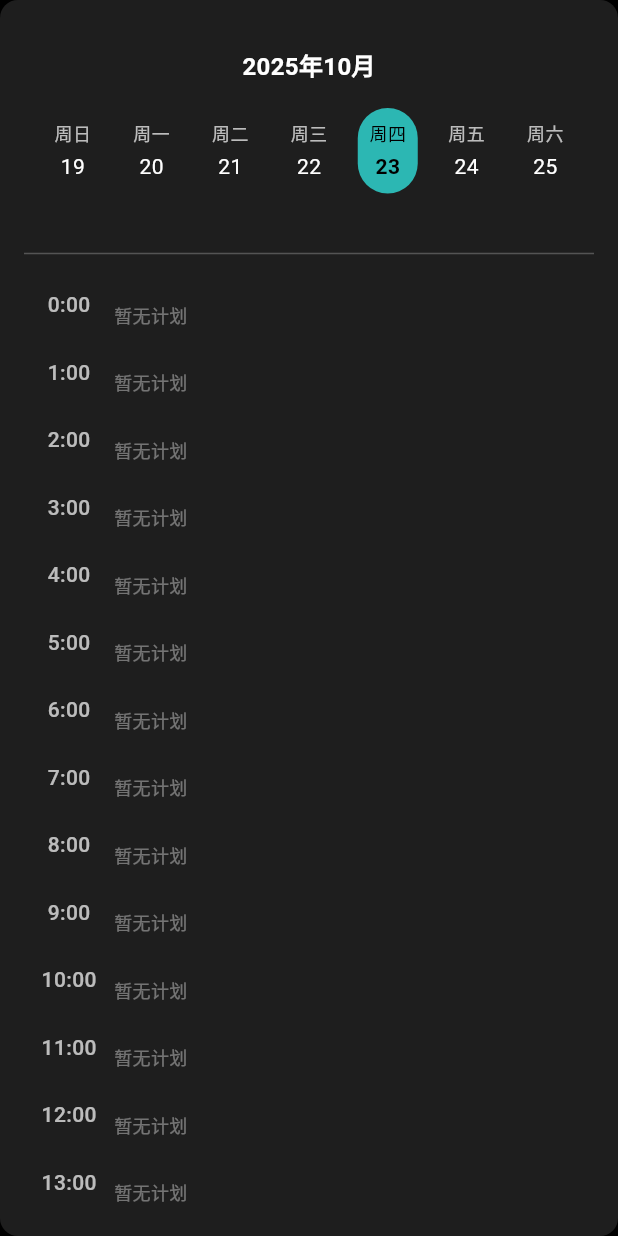
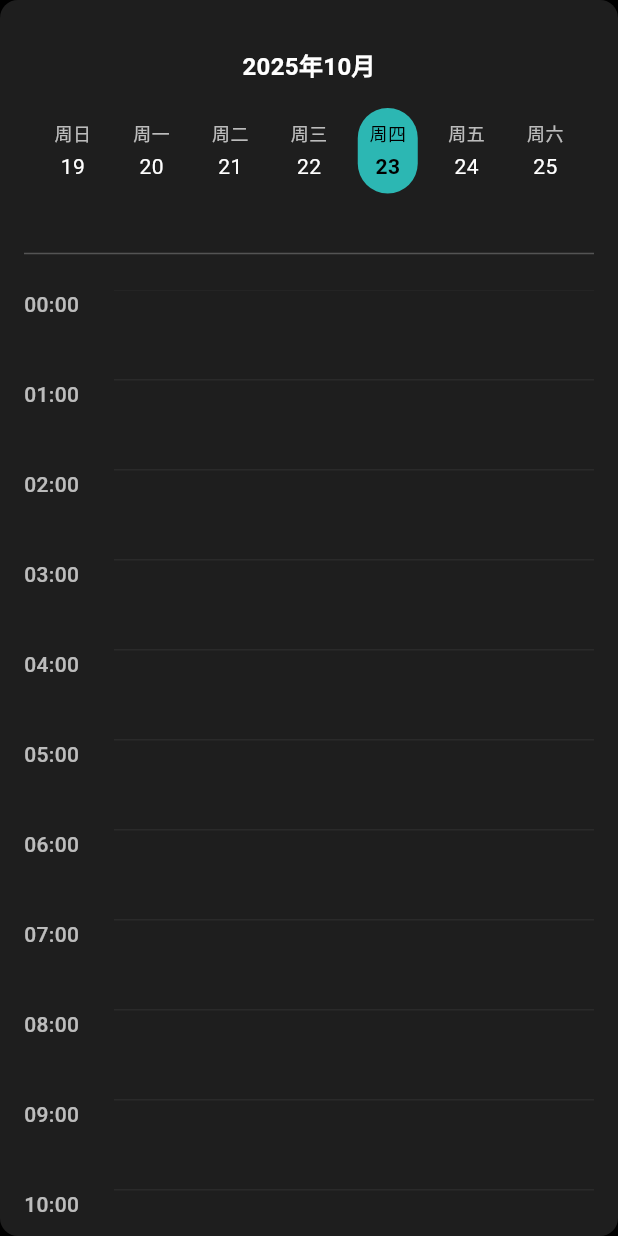
Before and after one commit to CzNd0729/nullworking, a Flutter app: the DayView widget shown alone on an empty page, opened directly with empty values, on a phone screen of 412 x 824 dp. Run offline on Flutter 3.47's test engine with Material 3 defaults, Android fonts, the phone set to English and light mode, and no system bars; our stand-ins replace shared_preferences; accounts and stored records are empty; network calls fail.

Commit message:
重构日志视图，优化时间段网格和日志重叠检测逻辑

```diff
--- a/frontend/lib/pages/log/views/day_view.dart
+++ b/frontend/lib/pages/log/views/day_view.dart
@@ -35,62 +35,135 @@ class _DayViewState extends State<DayView> {
     }).toList();
   }
 
-  // 获取特定时间段的日志
-  List<Log> _getLogsForHour(int hour) {
-    final logsForDate = _getLogsForDate();
-    return logsForDate.where((log) {
-      final startHour = int.tryParse(log.startTime.split(':')[0]) ?? 0;
-      return startHour == hour;
-    }).toList();
+  // 计算日志时间位置
+  double _calculateLogPosition(String time) {
+    final parts = time.split(':');
+    final hour = int.parse(parts[0]);
+    final minute = int.parse(parts[1]);
+    return hour + (minute / 60);
   }
 
-  // 构建时间段卡片
-  Widget _buildTimeSlotCard(int hour) {
-    final logs = _getLogsForHour(hour);
-    final hasLogs = logs.isNotEmpty;
+  // 计算日志高度
+  double _calculateLogHeight(String startTime, String endTime) {
+    final start = _calculateLogPosition(startTime);
+    final end = _calculateLogPosition(endTime);
+    return (end - start) * 60; // 每小时60逻辑像素
+  }
 
+  // 检查两个日志是否时间重叠
+  bool _isOverlapping(Log a, Log b) {
+    final aStart = _calculateLogPosition(a.startTime);
+    final aEnd = _calculateLogPosition(a.endTime);
+    final bStart = _calculateLogPosition(b.startTime);
+    final bEnd = _calculateLogPosition(b.endTime);
+    return aStart < bEnd && bStart < aEnd;
+  }
+
+  // 计算日志应该在第几列
+  int _calculateColumn(
+    Log log,
+    List<Log> allLogs,
+    Map<String, int> columnAssignments,
+  ) {
+    if (columnAssignments.containsKey(log.logId)) {
+      return columnAssignments[log.logId]!;
+    }
+
+    Set<int> usedColumns = {};
+    for (var other in allLogs) {
+      if (other.logId != log.logId &&
+          columnAssignments.containsKey(other.logId) &&
+          _isOverlapping(log, other)) {
+        usedColumns.add(columnAssignments[other.logId]!);
+      }
+    }
+
+    int column = 0;
+    while (usedColumns.contains(column)) {
+      column++;
+    }
+
+    columnAssignments[log.logId] = column;
+    return column;
+  }
+
+  // 获取重叠日志组的最大列数
+  int _getMaxColumns(List<Log> logs) {
+    Map<String, int> columnAssignments = {};
+    for (var log in logs) {
+      _calculateColumn(log, logs, columnAssignments);
+    }
+    return columnAssignments.values.fold(
+          0,
+          (max, col) => col > max ? col : max,
+        ) +
+        1;
+  }
+
+  // 构建时间段网格
+  Widget _buildTimeGrid(List<Log> logs) {
+    Map<String, int> columnAssignments = {};
+    final maxColumns = _getMaxColumns(logs);
+    final availableWidth =
+        MediaQuery.of(context).size.width -
+        108; // 60 for timeline + 32 for padding + 16 for margins
+    final columnWidth = availableWidth / maxColumns;
+
+    return Stack(
+      children: [
+        // 时间轴
+        Column(
+          children: List.generate(24, (hour) {
             return Container(
-      margin: const EdgeInsets.only(bottom: 12),
+              height: 60,
+              margin: const EdgeInsets.only(bottom: 0),
               child: Row(
                 crossAxisAlignment: CrossAxisAlignment.start,
                 children: [
-          // 时间线和点
+                  // 时间标签
                   SizedBox(
                     width: 60,
-            child: Column(
-              children: [
-                Text(
-                  '$hour:00',
+                    child: Text(
+                      '${hour.toString().padLeft(2, '0')}:00',
                       style: const TextStyle(
                         color: Colors.white70,
                         fontSize: 14,
                         fontWeight: FontWeight.w500,
                       ),
                     ),
-              ],
                   ),
-          ),
+                  // 时间网格线
                   Expanded(
                     child: Container(
                       decoration: BoxDecoration(
-                color: hasLogs ? const Color(0xFF2C2C2C) : Colors.transparent,
-                borderRadius: BorderRadius.circular(8),
+                        border: Border(
+                          top: BorderSide(
+                            color: Colors.white.withOpacity(0.1),
+                            width: 0.5,
                           ),
-              child: hasLogs
-                  ? Column(
-                      children: logs.map((log) => _buildLogItem(log)).toList(),
-                    )
-                  : Container(
-                      padding: const EdgeInsets.symmetric(vertical: 8),
-                      child: const Text(
-                        '暂无计划',
-                        style: TextStyle(color: Colors.white38, fontSize: 12),
                         ),
                       ),
                     ),
                   ),
                 ],
               ),
+            );
+          }),
+        ),
+        // 日志卡片
+        ...logs.map((log) {
+          final startPosition = _calculateLogPosition(log.startTime) * 60;
+          final height = _calculateLogHeight(log.startTime, log.endTime);
+          final column = _calculateColumn(log, logs, columnAssignments);
+
+          return Positioned(
+            top: startPosition,
+            left: 60 + (column * columnWidth), // 时间轴宽度 + 列偏移
+            width: columnWidth - 8, // 减去边距
+            child: SizedBox(height: height, child: _buildLogItem(log)),
+          );
+        }).toList(),
+      ],
     );
   }
 
@@ -111,11 +184,12 @@ class _DayViewState extends State<DayView> {
     }
 
     return Container(
-      padding: const EdgeInsets.all(12),
+      margin: const EdgeInsets.symmetric(horizontal: 4, vertical: 2),
+      padding: const EdgeInsets.all(6),
       decoration: BoxDecoration(
-        border: Border(
-          bottom: BorderSide(color: Colors.white.withOpacity(0.1), width: 0.5),
-        ),
+        color: const Color(0xFF2C2C2C),
+        borderRadius: BorderRadius.circular(6),
+        border: Border.all(color: statusColor.withOpacity(0.3), width: 1),
       ),
       child: Column(
         crossAxisAlignment: CrossAxisAlignment.start,
@@ -123,36 +197,42 @@ class _DayViewState extends State<DayView> {
           Row(
             children: [
               Container(
-                width: 8,
-                height: 8,
+                width: 6,
+                height: 6,
                 decoration: BoxDecoration(
                   color: statusColor,
                   shape: BoxShape.circle,
                 ),
               ),
-              const SizedBox(width: 8),
-              Text(
+              const SizedBox(width: 6),
+              Expanded(
+                child: Text(
                   timeRange,
-                style: const TextStyle(color: Colors.white70, fontSize: 12),
+                  style: TextStyle(color: statusColor, fontSize: 11),
+                  overflow: TextOverflow.ellipsis,
+                ),
               ),
             ],
           ),
-          const SizedBox(height: 8),
+          const SizedBox(height: 6),
           Text(
             log.logTitle,
             style: const TextStyle(
               color: Colors.white,
-              fontSize: 14,
+              fontSize: 13,
               fontWeight: FontWeight.w500,
             ),
+            overflow: TextOverflow.ellipsis,
           ),
           if (log.logContent.isNotEmpty) ...[
             const SizedBox(height: 4),
-            Text(
+            Expanded(
+              child: Text(
                 log.logContent,
-              style: const TextStyle(color: Colors.white60, fontSize: 12),
-              maxLines: 2,
+                style: const TextStyle(color: Colors.white60, fontSize: 11),
+                maxLines: 3,
                 overflow: TextOverflow.ellipsis,
+              ),
             ),
           ],
         ],
@@ -243,32 +323,7 @@ class _DayViewState extends State<DayView> {
 
   @override
   Widget build(BuildContext context) {
-    const timeSlots = [
-      0,
-      1,
-      2,
-      3,
-      4,
-      5,
-      6,
-      7,
-      8,
-      9,
-      10,
-      11,
-      12,
-      13,
-      14,
-      15,
-      16,
-      17,
-      18,
-      19,
-      20,
-      21,
-      22,
-      23,
-    ];
+    final logsForDate = _getLogsForDate();
 
     return Container(
       padding: const EdgeInsets.all(16),
@@ -285,11 +340,7 @@ class _DayViewState extends State<DayView> {
           Expanded(
             child: SingleChildScrollView(
               controller: _scrollController,
-              child: Column(
-                children: timeSlots
-                    .map((hour) => _buildTimeSlotCard(hour))
-                    .toList(),
-              ),
+              child: _buildTimeGrid(logsForDate),
             ),
           ),
         ],
```
Lines whose indentation alone changed are shown as unchanged.
